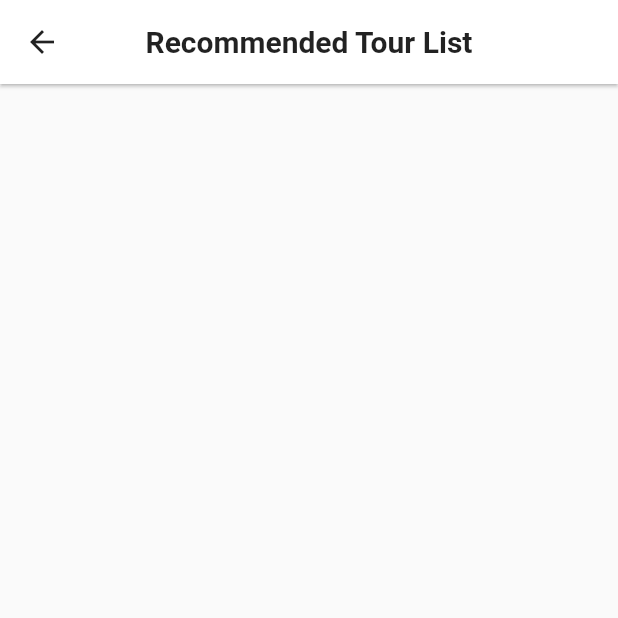
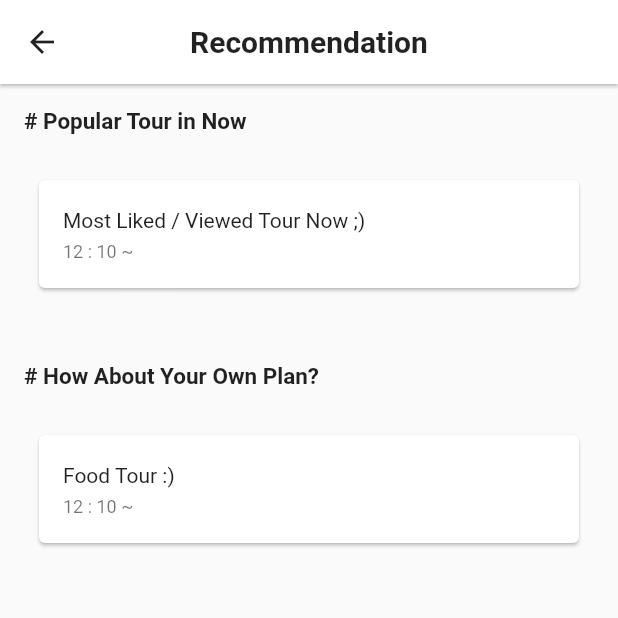
Before and after one commit to nstar1125/tribble, a Flutter app: the ShowNomiPage screen opened by its route, on a phone screen of 412 x 824 dp, the top half of it. Run offline on Flutter 3.47's test engine with Material 2 defaults, Android fonts, the phone set to English and light mode, and no system bars; our stand-ins replace cloud_firestore, firebase_auth, firebase_core, firebase_storage, flutter_datetime_picker, geolocator and 3 more; missing offline and left inert: cloud_firestore_web, firebase_auth_web, firebase_core_web, flutter_google_places, google_api_headers, google_maps_webservice and 2 more; accounts and stored records are empty; Roboto replaces fonts that are missing (GmarketSansTTF).

Commit message:
recommend UI

```diff
--- a/lib/traveler/createPlanPages/showNomiPage.dart
+++ b/lib/traveler/createPlanPages/showNomiPage.dart
@@ -4,10 +4,6 @@ import 'package:multi_image_picker/multi_image_picker.dart';
 import 'package:tribble_guide/guide/createEventPages/event.dart';
 
 //자동 추천된 경로 리스트를 보여주는 페이지입니다 = 후보라는 뜻의 nominate에서 따옴
-// 1. 다른 사람들이 많이 선택하는 인기있는 경로
-// 2. 내가 선호하는 키워드만 존재하는 경로
-// 3. 참신한 경로
-// 4. 과거에 내가 선택했던 경로
 // 여러 경로를 후보로 주고 고를 수 있게 하기
 
 class ShowNomiPage extends StatefulWidget {
@@ -20,6 +16,7 @@ class ShowNomiPage extends StatefulWidget {
 class _ShowNomiPageState extends State<ShowNomiPage> {
   CollectionReference collectionRef = FirebaseFirestore.instance.collection('events');
   Event selectedEvent = Event.fromJson(initEvent);
+  List<Event> events = [];
 
   @override
   Widget build(BuildContext context) {
@@ -29,7 +26,7 @@ class _ShowNomiPageState extends State<ShowNomiPage> {
         iconTheme: IconThemeData(
           color: Colors.black87,
         ),
-        title: Text("Recommended Tour List",
+        title: Text("Recommendation",
           style: TextStyle(
               color: Colors.black87,
               fontFamily: "GmarketSansTTF",
@@ -39,7 +36,111 @@ class _ShowNomiPageState extends State<ShowNomiPage> {
         centerTitle: true,
         backgroundColor: Colors.white,
       ),
-      body: Text(""),
+      body: Padding(
+        padding: const EdgeInsets.all(16.0),
+        child: Column(
+          children: [
+            Row(
+              mainAxisAlignment: MainAxisAlignment.start,
+              children: [
+                Text("# Popular Tour in Now",
+                  style: TextStyle(
+                      color: Colors.black87,
+                      fontFamily: "GmarketSansTTF",
+                      fontSize: 15,
+                      fontWeight: FontWeight.bold
+                  ),),
+              ],
+            ),
+            SizedBox(height: 20,),
+            GestureDetector(
+              onTap: () async {
+
+                final eventInfo1 = await FirebaseFirestore.instance.collection('events').doc('hfW0ZCKZPstiHtuqIpje').get();
+                Event eventObj = Event.fromJson(eventInfo1.data()!);
+                events.add(eventObj);
+
+                final eventInfo2 = await FirebaseFirestore.instance.collection('events').doc('qkX3TETwezPjtdGw4esJ').get();
+                eventObj = Event.fromJson(eventInfo2.data()!);
+                events.add(eventObj);
+
+                await Navigator.of(context).pushNamed('/toPlanConfirmPage', arguments: events);
+                events.clear();
+              },
+              child: Card(
+                margin: EdgeInsets.all(10.0),
+                child: ListTile(
+                  title: Text(
+                      "Most Liked / Viewed Tour Now ;)",
+                      style: TextStyle(
+                        color: Colors.black87,
+                        fontFamily: "GmarketSansTTF",
+                        fontSize: 14,
+                      )
+                  ),
+                  subtitle: Text(
+                      "12 : 10 ~",
+                      style: TextStyle(
+                        fontFamily: "GmarketSansTTF",
+                        fontSize: 12,
+                      )
+                  ),
+                ),
+              ),
+            ),
+            SizedBox(height: 40,),
+
+            Row(
+              mainAxisAlignment: MainAxisAlignment.start,
+              children: [
+                Text("# How About Your Own Plan?",
+                  style: TextStyle(
+                      color: Colors.black87,
+                      fontFamily: "GmarketSansTTF",
+                      fontSize: 15,
+                      fontWeight: FontWeight.bold
+                  ),),
+              ],
+            ),
+            SizedBox(height: 20,),
+            GestureDetector(
+              onTap: () async {
+
+                final eventInfo1 = await FirebaseFirestore.instance.collection('events').doc('hfW0ZCKZPstiHtuqIpje').get();
+                Event eventObj = Event.fromJson(eventInfo1.data()!);
+                events.add(eventObj);
+
+                final eventInfo2 = await FirebaseFirestore.instance.collection('events').doc('3JvlNTsYRDu5diXNzBAj').get();
+                eventObj = Event.fromJson(eventInfo2.data()!);
+                events.add(eventObj);
+
+                await Navigator.of(context).pushNamed('/toPlanConfirmPage', arguments: events);
+                events.clear();
+              },
+              child: Card(
+                margin: EdgeInsets.all(10.0),
+                child: ListTile(
+                  title: Text(
+                      "Food Tour :)",
+                      style: TextStyle(
+                        color: Colors.black87,
+                        fontFamily: "GmarketSansTTF",
+                        fontSize: 14,
+                      )
+                  ),
+                  subtitle: Text(
+                      "12 : 10 ~",
+                      style: TextStyle(
+                        fontFamily: "GmarketSansTTF",
+                        fontSize: 12,
+                      )
+                  ),
+                ),
+              ),
+            ),
+          ],
+        ),
+      ),
     );
   }
 }
```
